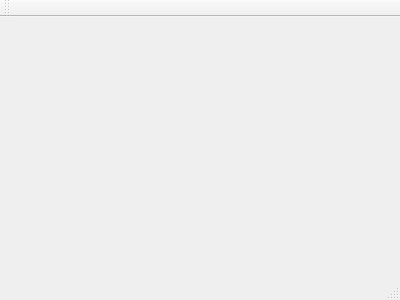
This is WallsAndHoles/mainwindow.ui in Bdtrotte/3D-Map-Gen as Qt 5 draws it before an edit. The edited form follows.
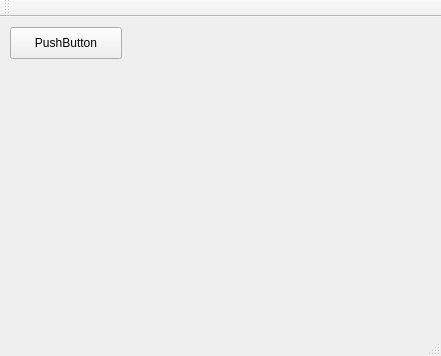
This is the edited form.

```diff
--- a/WallsAndHoles/mainwindow.ui
+++ b/WallsAndHoles/mainwindow.ui
@@ -1,24 +1,53 @@
 <ui version="4.0">
  <class>MainWindow</class>
- <widget class="QMainWindow" name="MainWindow" >
-  <property name="geometry" >
+ <widget class="QMainWindow" name="MainWindow">
+  <property name="geometry">
    <rect>
     <x>0</x>
     <y>0</y>
-    <width>400</width>
-    <height>300</height>
+    <width>441</width>
+    <height>356</height>
    </rect>
   </property>
   <property name="windowTitle" >
    <string>MainWindow</string>
   </property>
-  <widget class="QMenuBar" name="menuBar" />
-  <widget class="QToolBar" name="mainToolBar" />
-  <widget class="QWidget" name="centralWidget" />
-  <widget class="QStatusBar" name="statusBar" />
+  <widget class="QWidget" name="centralWidget">
+   <widget class="QPushButton" name="btn0">
+    <property name="geometry">
+     <rect>
+      <x>10</x>
+      <y>10</y>
+      <width>112</width>
+      <height>32</height>
+     </rect>
+    </property>
+    <property name="text">
+     <string>PushButton</string>
+    </property>
+   </widget>
+  </widget>
+  <widget class="QMenuBar" name="menuBar">
+   <property name="geometry">
+    <rect>
+     <x>0</x>
+     <y>0</y>
+     <width>441</width>
+     <height>22</height>
+    </rect>
+   </property>
+  </widget>
+  <widget class="QToolBar" name="mainToolBar">
+   <attribute name="toolBarArea">
+    <enum>TopToolBarArea</enum>
+   </attribute>
+   <attribute name="toolBarBreak">
+    <bool>false</bool>
+   </attribute>
+  </widget>
+  <widget class="QStatusBar" name="statusBar"/>
  </widget>
- <layoutDefault spacing="6" margin="11" />
- <pixmapfunction></pixmapfunction>
+ <layoutdefault spacing="6" margin="11"/>
  <resources/>
  <connections/>
 </ui>
```
Left out of the diff: 3 changed lines with no effect on the pictures.
